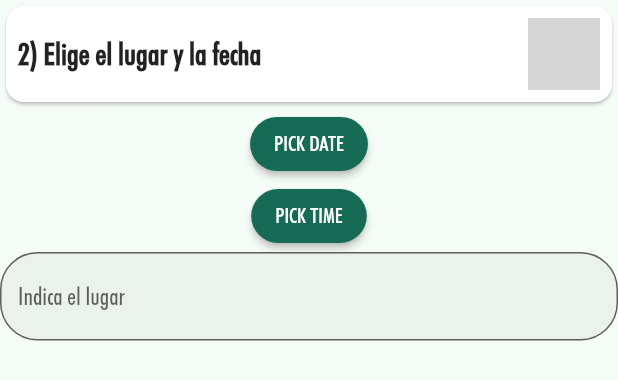
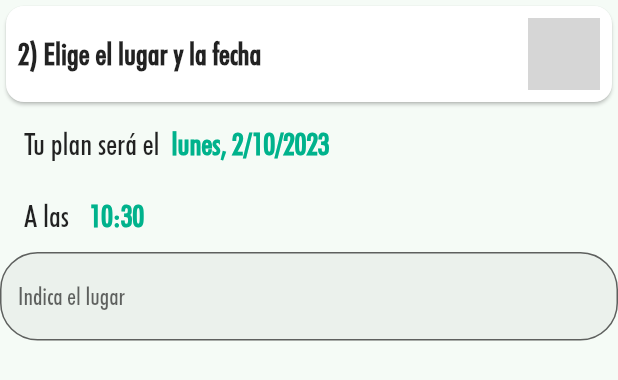
Before and after one commit to Javidroid/SileX_app, a Flutter app: the CreatePlanDateAndPlace widget shown alone on an empty page, opened directly with empty values, on a phone screen of 412 x 824 dp. Shown: the top 380 px of the screen. Run offline on Flutter 3.47's test engine with Material 2 defaults, Android fonts, the phone set to English and light mode, and no system bars; our stand-ins replace dio, easy_localization, either_dart, expandable_text, flex_color_scheme, flutter_bloc and 6 more; missing offline and left inert: age_calculator, info_widget; accounts and stored records are empty; statements that could not run were skipped; grey boxes are pictures that could not be loaded.

Commit message:
formatted time and date picker

```diff
--- a/assets/translations/es.json
+++ b/assets/translations/es.json
@@ -41,16 +41,18 @@
   "create_plan": {
     "title": "Crear plan",
     "pick_category": "1) Elige la/s categoría/s del plan",
-    "pick_category_tooltip": "PONER TEXTO DESCRIPTIVO DE ESTA PANTALLA",
+    "pick_category_tooltip": "La categoría del plan ayuda al resto de usuarios a entender y buscar planes que encajen mejor con lo que buscan.",
     "place_and_date": "2) Elige el lugar y la fecha",
-    "place_and_date_tooltip": "PONER TEXTO DESCRIPTIVO DE ESTA PANTALLA",
+    "place_and_date_tooltip": "Es muy importante quedar en un sitio y a una hora. Ten en cuenta que diferentes planes, tienen diferentes horas ideales para llevarlos a cabo.",
+    "date_text": "Tu plan será el",
+    "time_text": "A las",
     "plan_info": "3) Finalmente, ¿cuál es tu plan?",
-    "plan_info_tooltip": "PONER TEXTO DESCRIPTIVO DE ESTA PANTALLA",
+    "plan_info_tooltip": "Haz que el resto de gente se interese por tu plan. Un título debe ser corto y descriptivo. Para poner los detalles, tienes el apartado inferior.\nFinalmente, marca el límite de personas que pueden unirse a tu plan. Si no lo sabes, pon el máximo.",
     "place_textfield_label": "Indica el lugar",
     "place_textfield_hint": "Lugar",
     "title_textfield_label": "Ponle un título a tu plan",
     "title_textfield_hint": "Título",
-    "description_textfield_label": "Describe tu plan",
+    "description_textfield_label": "Describe y detalla tu plan",
     "description_textfield_hint": "Descripción",
     "max_users_description": "¿Hasta cuántas personas pueden unirse a tu plan?"
   },
@@ -60,5 +62,14 @@
     "dialog_content": "Esta acción no se puede desjacer y el plan se borrará para todos los usuarios",
     "accept": "Sí, borrar el plan",
     "cancel": "Cancelar"
+  },
+  "weekdays": {
+    "monday": "Lunes",
+    "tuesday": "Martes",
+    "wednesday": "Miércoles",
+    "thursday": "Jueves",
+    "friday": "Viernes",
+    "saturday": "Sábado",
+    "sunday": "Domingo"
   }
 }
--- a/lib/ui/styles/text_styles.dart
+++ b/lib/ui/styles/text_styles.dart
@@ -59,7 +59,24 @@ class TextStyles {
   );
 
   // CREATE PLAN
-  static const TextStyle screenAction = TextStyle(
+  static const TextStyle stepTitle = TextStyle(
+    fontSize: 20,
+    fontWeight: FontWeight.bold,
+  );
+  static const TextStyle createPlanText = TextStyle(
+    fontSize: 20,
+  );
+  static const TextStyle createPlanTextParameter = TextStyle(
+    fontSize: 20,
+    fontWeight: FontWeight.bold,
+  );
+  static TextStyle createPlanTextButton = TextStyle(
+    color: colorScheme.primary,
+    fontSize: 20,
+    fontWeight: FontWeight.bold,
+  );
+  static TextStyle createPlanNumber = TextStyle(
+    color: colorScheme.primary,
     fontSize: 20,
     fontWeight: FontWeight.bold,
   );
--- a/lib/ui/viewmodel/create_plan/create_plan_viewmodel.dart
+++ b/lib/ui/viewmodel/create_plan/create_plan_viewmodel.dart
@@ -28,7 +28,10 @@ class CreatePlanViewModel extends RootViewModel<CreatePlanViewState> {
   List<PlanCategory> categories = [];
   final Set<String> selectedSubcategories = {};
 
+  TimeOfDay get time => _time;
   TimeOfDay _time = TimeOfDay.now();
+
+  DateTime get date => _date;
   DateTime _date = DateTime.now();
 
   int _maxUsers = 2;
@@ -90,9 +93,15 @@ class CreatePlanViewModel extends RootViewModel<CreatePlanViewState> {
     emitValue(Success());
   }
 
-  void setTime(TimeOfDay time) => _time = time;
+  void setTime(TimeOfDay time) {
+    _time = time;
+    emitValue(Success());
+  }
 
-  void setDate(DateTime date) => _date = date;
+  void setDate(DateTime date) {
+    _date = date;
+    emitValue(Success());
+  }
 
   void setMaxUsers(int max) => _maxUsers = max;
 }
--- a/lib/ui/widgets/components/title_with_info_tooltip.dart
+++ b/lib/ui/widgets/components/title_with_info_tooltip.dart
@@ -24,7 +24,7 @@ class TitleWithInfoTooltip extends StatelessWidget {
           children: [
             Text(
               title,
-              style: TextStyles.screenAction,
+              style: TextStyles.stepTitle,
             ),
             InfoWidget(
               infoText: infoTooltip,
--- a/lib/ui/widgets/screens/create_plan/create_plan_screen.dart
+++ b/lib/ui/widgets/screens/create_plan/create_plan_screen.dart
@@ -38,6 +38,8 @@ class CreatePlanScreen
                     setDate: viewModel.setDate,
                     setTime: viewModel.setTime,
                     controller: viewModel.placeController,
+                    date: viewModel.date,
+                    time: viewModel.time,
                   ),
                   BoxSpacer.v24(),
                   CreatePlanInfo(
@@ -45,7 +47,7 @@ class CreatePlanScreen
                     descriptionController: viewModel.descriptionController,
                     setMaxUsers: viewModel.setMaxUsers,
                   ),
-                  BoxSpacer.v24(),
+                  BoxSpacer.v80(),
                 ],
               ),
             ),
--- a/lib/ui/widgets/screens/create_plan/date_and_place.dart
+++ b/lib/ui/widgets/screens/create_plan/date_and_place.dart
@@ -1,6 +1,9 @@
 import 'package:easy_localization/easy_localization.dart';
 import 'package:flutter/material.dart';
+import 'package:tfg_v2/ui/styles/insets.dart';
+import 'package:tfg_v2/ui/styles/text_styles.dart';
 import 'package:tfg_v2/ui/widgets/components/title_with_info_tooltip.dart';
+import 'package:tfg_v2/utils/datetime_utils.dart';
 
 class CreatePlanDateAndPlace extends StatelessWidget {
   const CreatePlanDateAndPlace({
@@ -8,6 +11,8 @@ class CreatePlanDateAndPlace extends StatelessWidget {
     required this.setTime,
     required this.setDate,
     required this.controller,
+    required this.date,
+    required this.time,
   });
 
   // TODO: get date and time to show as text and as initial values
@@ -15,6 +20,8 @@ class CreatePlanDateAndPlace extends StatelessWidget {
   final Function(TimeOfDay) setTime;
   final Function(DateTime) setDate;
   final TextEditingController controller;
+  final DateTime date;
+  final TimeOfDay time;
 
   @override
   Widget build(BuildContext context) {
@@ -25,22 +32,48 @@ class CreatePlanDateAndPlace extends StatelessWidget {
             title: 'create_plan.place_and_date'.tr(),
             infoTooltip: 'create_plan.place_and_date_tooltip'.tr(),
           ),
-          ElevatedButton(
-            child: const Text("PICK DATE"),
+          Padding(
+            padding: Insets.h12,
+            child: Column(
+              children: [
+                Row(
+                  children: [
+                    Text(
+                      'create_plan.date_text'.tr(),
+                      style: TextStyles.createPlanText,
+                    ),
+                    TextButton(
+                      child: Text(
+                        DateTimeUtils.dateTimeToString(date),
+                        style: TextStyles.createPlanTextButton,
+                      ),
                       onPressed: () async {
                         setDate(
                           await showDatePicker(
                                 context: context,
-                      initialDate: DateTime.now(),
+                                initialDate: date,
                                 firstDate: DateTime.now(),
-                      lastDate: DateTime(DateTime.now().year + 1), // next year
+                                lastDate: DateTime(
+                                  DateTime.now().year + 1,
+                                ), // next year
                               ) ??
                               DateTime.now(),
                         );
                       },
                     ),
-          ElevatedButton(
-            child: const Text("PICK TIME"),
+                  ],
+                ),
+                Row(
+                  children: [
+                    Text(
+                      'create_plan.time_text'.tr(),
+                      style: TextStyles.createPlanText,
+                    ),
+                    TextButton(
+                      child: Text(
+                        DateTimeUtils.timeOfDayToString(time),
+                        style: TextStyles.createPlanTextButton,
+                      ),
                       onPressed: () async {
                         setTime(
                           await showTimePicker(
@@ -50,6 +83,11 @@ class CreatePlanDateAndPlace extends StatelessWidget {
                               TimeOfDay.now(),
                         );
                       },
+                    ),
+                  ],
+                ),
+              ],
+            ),
           ),
           TextField(
             controller: controller,
--- a/lib/ui/widgets/screens/create_plan/plan_info.dart
+++ b/lib/ui/widgets/screens/create_plan/plan_info.dart
@@ -71,6 +71,7 @@ class _CreatePlanInfoState extends State<CreatePlanInfo> {
               borderRadius: BorderRadius.circular(16),
               border: Border.all(color: Colors.black26),
             ),
+            selectedTextStyle: TextStyles.createPlanNumber,
           ),
         ],
       ),
--- a/lib/utils/datetime_utils.dart
+++ b/lib/utils/datetime_utils.dart
@@ -1,4 +1,5 @@
 import 'package:age_calculator/age_calculator.dart';
+import 'package:easy_localization/easy_localization.dart';
 import 'package:flutter/material.dart';
 
 class DateTimeUtils {
@@ -13,4 +14,25 @@ class DateTimeUtils {
   }) {
     return DateTime(date.year, date.month, date.day, time.hour, time.minute);
   }
+
+  static String dateTimeToString(DateTime date) {
+    return "${getTranslatedWeekday(date.weekday)}, ${date.day}/${date.month}/${date.year}";
+  }
+
+  static String timeOfDayToString(TimeOfDay time) {
+    return "${time.hour}:${time.minute}";
+  }
+
+  static String getTranslatedWeekday(int weekday) {
+    return switch (weekday) {
+      1 => 'weekdays.monday'.tr().toLowerCase(),
+      2 => 'weekdays.tuesday'.tr().toLowerCase(),
+      3 => 'weekdays.wednesday'.tr().toLowerCase(),
+      4 => 'weekdays.thursday'.tr().toLowerCase(),
+      5 => 'weekdays.friday'.tr().toLowerCase(),
+      6 => 'weekdays.saturday'.tr().toLowerCase(),
+      7 => 'weekdays.sunday'.tr().toLowerCase(),
+      _ => 'Unknown',
+    };
+  }
 }
```
Lines whose indentation alone changed are shown as unchanged.
